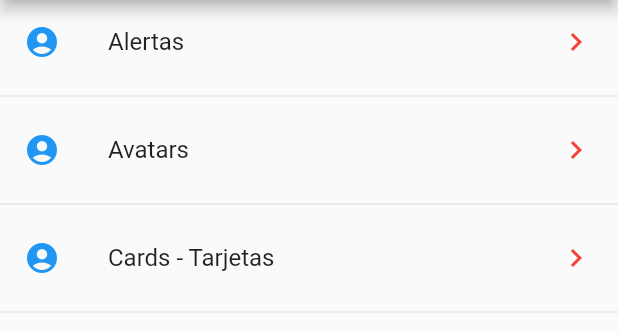
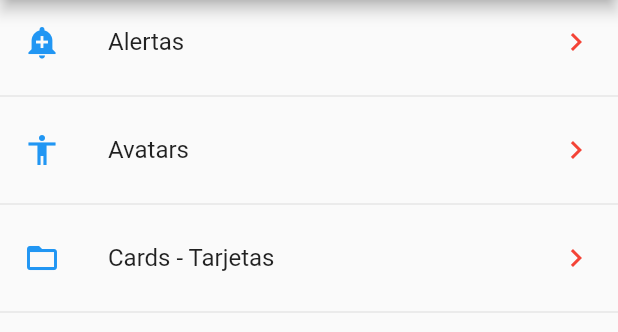
Before and after one commit to Edd-war/flutter-components, a Flutter app: the screen it shows after launch, on a phone screen of 412 x 824 dp, the part 84-416 px from its top. Run offline on Flutter 3.47's test engine with Material 2 defaults, Android fonts, the phone set to English and light mode, and no system bars.

Commit message:
Utilidades - Obtener ícono por strings
Se crea el archivo que almacenará los íconos del sistemas para ser llamados mediante un name.
Y se implementa en la lista de cada registro en el leading de cada uno

```diff
--- a/lib/src/pages/home_page.dart
+++ b/lib/src/pages/home_page.dart
@@ -1,5 +1,6 @@
 import 'package:flutter/material.dart';
 
+import 'package:componentes/src/utils/icono_string_util.dart';
 import 'package:componentes/src/providers/menu_provider.dart';
 
 
@@ -44,7 +45,7 @@
     if(data!=null)
     data.forEach((opt) {
       final widgetTemp = ListTile(
-        leading: Icon(Icons.account_circle, color: Colors.blue),
+        leading: getIcon(opt['icon']),
         title: Text(opt['texto']),
         trailing: Icon(Icons.keyboard_arrow_right, color: Colors.red),
         onTap: (){
--- /dev/null
+++ b/lib/src/utils/icono_string_util.dart
@@ -0,0 +1,11 @@
+import 'package:flutter/material.dart';
+
+final _icons = <String, IconData>{
+  'add_alert'     : Icons.add_alert,
+  'accessibility' : Icons.accessibility,
+  'folder_open'   : Icons.folder_open,
+};
+
+Icon getIcon(String nombreIcono){
+  return Icon(_icons[nombreIcono], color: Colors.blue);
+}
```
